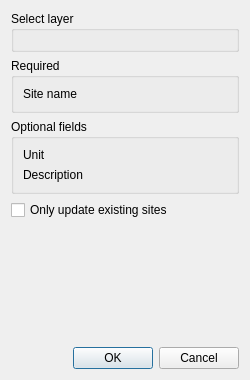
Old version of the form pysdb/ui/importlayer.ui in the repository ondrolexa/readsdb.
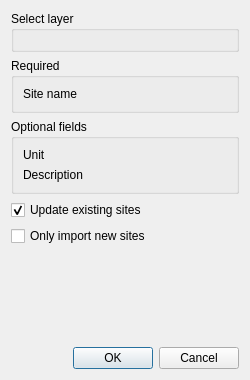
New version of the form.

Commit message: Import layer added

What changed in the file:
```diff
--- a/pysdb/ui/importlayer.ui
+++ b/pysdb/ui/importlayer.ui
@@ -88,7 +88,17 @@
    <item>
     <widget class="QCheckBox" name="checkBoxUpdate">
      <property name="text">
-      <string>Only update existing sites</string>
+      <string>Update existing sites</string>
+     </property>
+     <property name="checked">
+      <bool>true</bool>
+     </property>
+    </widget>
+   </item>
+   <item>
+    <widget class="QCheckBox" name="checkBoxImportNew">
+     <property name="text">
+      <string>Only import new sites</string>
      </property>
     </widget>
    </item>
```
The commit also changes 4 other files.
